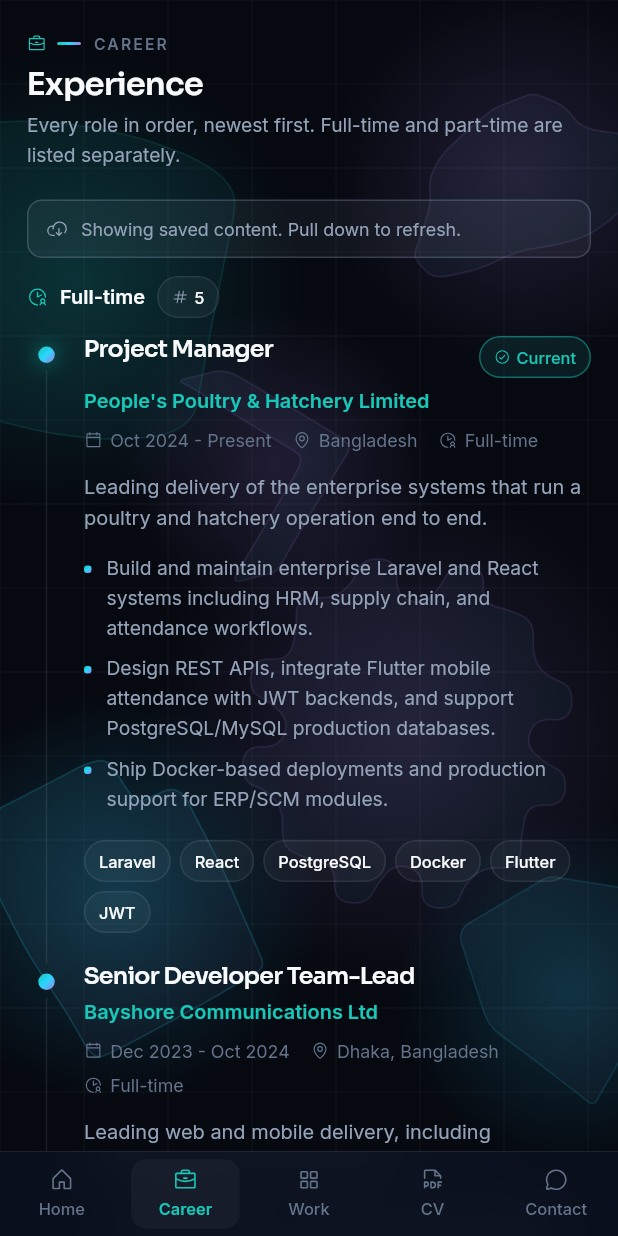
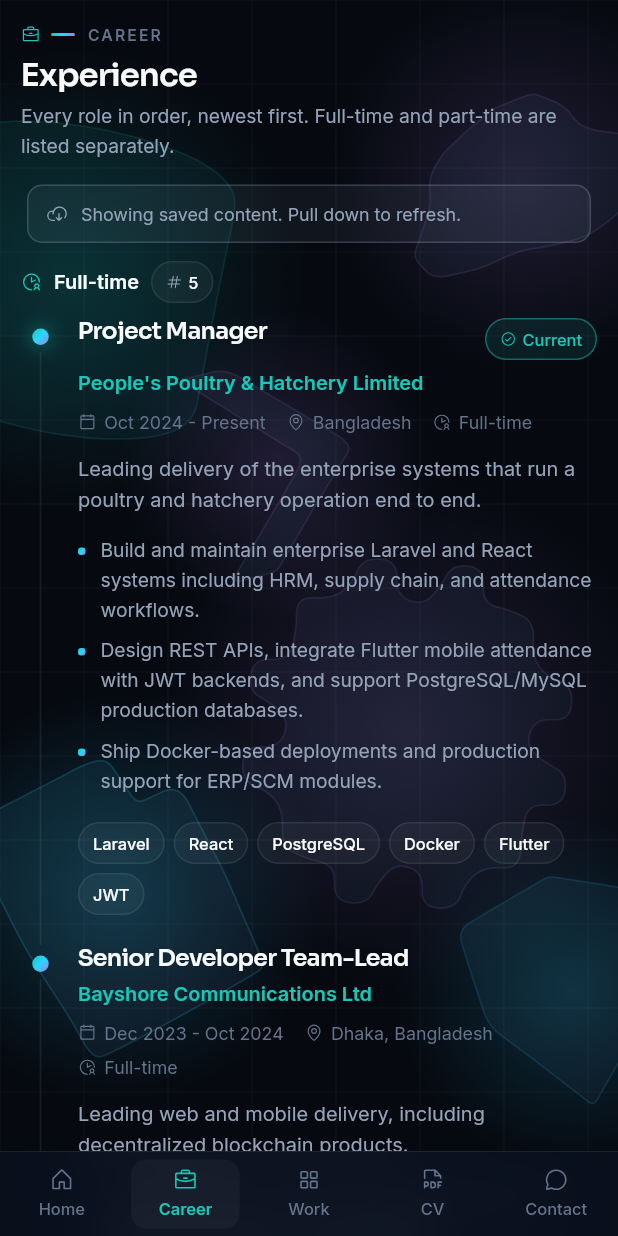
Before and after one commit to ciphercall/gazi-portfolio-app, a Flutter app: the screen it shows after launch, item 2 of the bottom bar chosen, on a phone screen of 412 x 824 dp. Run offline on Flutter 3.47's test engine with Material 3 defaults, Android fonts, the phone set to English and light mode, and no system bars; our stand-ins replace cached_network_image, dio, go_router, package_info_plus, phosphor_flutter, share_plus and 1 more; missing offline and left inert: flutter_pdfview; network calls fail.

Commit message:
Compact and animate the remaining screens
Career, CV, Contact and Updates adopt the shared page/card spacing and staggered reveals; no data fetching, links or navigation changed.

Co-authored-by: CommandCodeBot <noreply@commandcode.ai>

```diff
--- a/lib/screens/experience_screen.dart
+++ b/lib/screens/experience_screen.dart
@@ -4,6 +4,7 @@ import 'package:provider/provider.dart';
 
 import '../data/repository.dart';
 import '../widgets/experience_card.dart';
+import '../widgets/motion.dart';
 import '../widgets/states.dart';
 import '../widgets/surfaces.dart';
 import '../theme/aurora.dart';
@@ -27,10 +28,15 @@ class ExperienceScreen extends StatelessWidget {
           final partTime = snapshot.partTimeExperiences;
 
           return ListView(
-            padding: const EdgeInsets.only(bottom: 30),
+            padding: const EdgeInsets.only(bottom: 22),
             children: [
               const Padding(
-                padding: EdgeInsets.fromLTRB(18, 22, 18, 0),
+                padding: EdgeInsets.fromLTRB(
+                  Aurora.pagePadding,
+                  16,
+                  Aurora.pagePadding,
+                  0,
+                ),
                 child: SectionHeading(
                   eyebrow: 'Career',
                   eyebrowIcon: PhosphorIconsRegular.briefcase,
@@ -38,7 +44,7 @@ class ExperienceScreen extends StatelessWidget {
                   lead: 'Every role in order, newest first. Full-time and part-time are listed separately.',
                 ),
               ),
-              const SizedBox(height: 20),
+              const SizedBox(height: 16),
               OfflineNote(repository: repository),
 
               if (fullTime.isNotEmpty) ...[
@@ -47,13 +53,16 @@ class ExperienceScreen extends StatelessWidget {
                   count: fullTime.length,
                   icon: PhosphorIconsRegular.clockUser,
                 ),
-                const SizedBox(height: 12),
+                const SizedBox(height: 10),
                 Padding(
-                  padding: const EdgeInsets.symmetric(horizontal: 18),
+                  padding: const EdgeInsets.symmetric(horizontal: Aurora.pagePadding),
                   child: Column(
                     children: [
-                      for (final experience in fullTime)
-                        ExperienceCard(experience: experience),
+                      for (var i = 0; i < fullTime.length; i++)
+                        Reveal(
+                          delay: Duration(milliseconds: 40 * (i % 8)),
+                          child: ExperienceCard(experience: fullTime[i]),
+                        ),
                     ],
                   ),
                 ),
@@ -66,13 +75,16 @@ class ExperienceScreen extends StatelessWidget {
                   count: partTime.length,
                   icon: PhosphorIconsRegular.clockCountdown,
                 ),
-                const SizedBox(height: 12),
+                const SizedBox(height: 10),
                 Padding(
-                  padding: const EdgeInsets.symmetric(horizontal: 18),
+                  padding: const EdgeInsets.symmetric(horizontal: Aurora.pagePadding),
                   child: Column(
                     children: [
-                      for (final experience in partTime)
-                        ExperienceCard(experience: experience),
+                      for (var i = 0; i < partTime.length; i++)
+                        Reveal(
+                          delay: Duration(milliseconds: 40 * (i % 8)),
+                          child: ExperienceCard(experience: partTime[i]),
+                        ),
                     ],
                   ),
                 ),
@@ -95,7 +107,7 @@ class _GroupHeader extends StatelessWidget {
   @override
   Widget build(BuildContext context) {
     return Padding(
-      padding: const EdgeInsets.symmetric(horizontal: 18),
+      padding: const EdgeInsets.symmetric(horizontal: Aurora.pagePadding),
       child: Row(
         children: [
           Icon(icon, size: 14, color: Aurora.teal),
```
Also changed, not shown: lib/screens/contact_screen.dart (+26 -6 lines), lib/screens/cv_screen.dart (+6 -6 lines), lib/screens/updates_screen.dart (+4 -4 lines).
